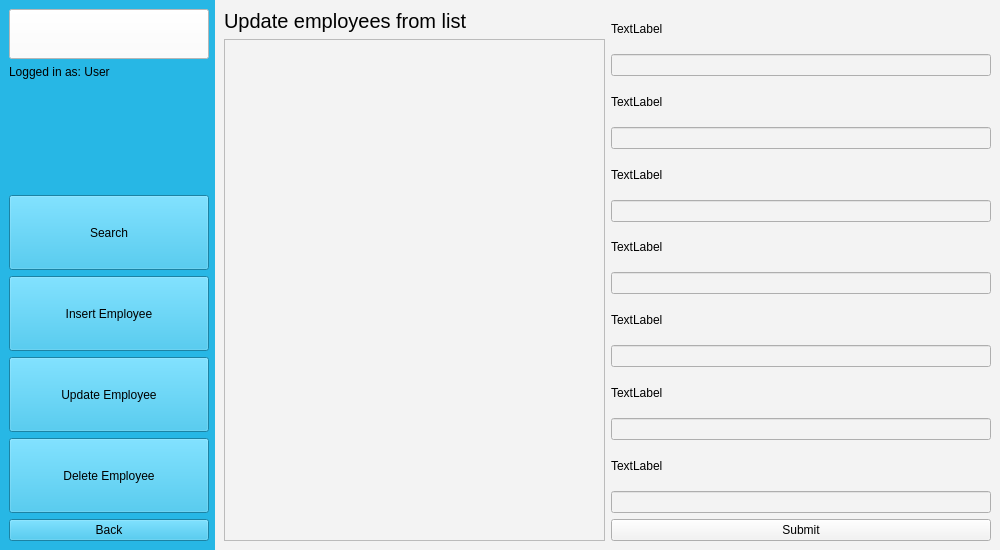
First picture: the form in EMS-App/employeeScreen.ui, repository elroydsouza/HR-ManagementSystem, before the edit.
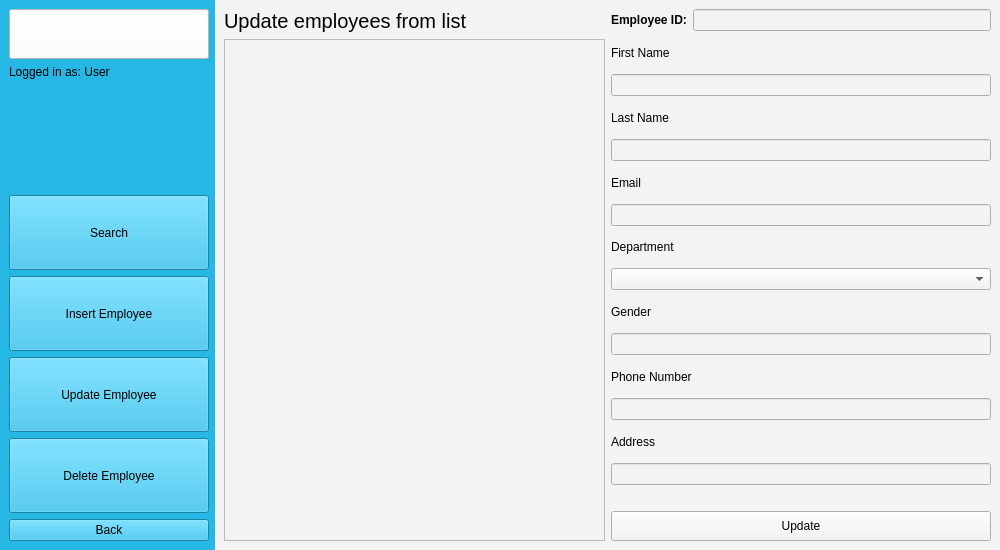
Second picture: the form after the edit.

Commit message: Added update employee functionality

Diff of the .ui file:
```diff
--- a/EMS-App/employeeScreen.ui
+++ b/EMS-App/employeeScreen.ui
@@ -836,10 +836,34 @@
          <property name="rightMargin">
           <number>0</number>
          </property>
+         <item>
+          <layout class="QHBoxLayout" name="horizontalLayout_6">
+           <item>
+            <widget class="QLabel" name="label_23">
+             <property name="font">
+              <font>
+               <weight>75</weight>
+               <bold>true</bold>
+              </font>
+             </property>
+             <property name="text">
+              <string>Employee ID:</string>
+             </property>
+            </widget>
+           </item>
+           <item>
+            <widget class="QLineEdit" name="Ule_employeeID">
+             <property name="readOnly">
+              <bool>true</bool>
+             </property>
+            </widget>
+           </item>
+          </layout>
+         </item>
          <item>
           <widget class="QLabel" name="label_12">
            <property name="text">
-            <string>TextLabel</string>
+            <string>First Name</string>
            </property>
           </widget>
          </item>
@@ -849,7 +873,7 @@
          <item>
           <widget class="QLabel" name="label_13">
            <property name="text">
-            <string>TextLabel</string>
+            <string>Last Name</string>
            </property>
           </widget>
          </item>
@@ -859,17 +883,27 @@
          <item>
           <widget class="QLabel" name="label_14">
            <property name="text">
-            <string>TextLabel</string>
+            <string>Email</string>
            </property>
           </widget>
          </item>
          <item>
-          <widget class="QLineEdit" name="lineEdit_3"/>
+          <widget class="QLineEdit" name="Ule_email"/>
+         </item>
+         <item>
+          <widget class="QLabel" name="label_18">
+           <property name="text">
+            <string>Department</string>
+           </property>
+          </widget>
+         </item>
+         <item>
+          <widget class="QComboBox" name="Ucb_department"/>
          </item>
          <item>
           <widget class="QLabel" name="label_15">
            <property name="text">
-            <string>TextLabel</string>
+            <string>Gender</string>
            </property>
           </widget>
          </item>
@@ -879,7 +913,7 @@
          <item>
           <widget class="QLabel" name="label_16">
            <property name="text">
-            <string>TextLabel</string>
+            <string>Phone Number</string>
            </property>
           </widget>
          </item>
@@ -889,7 +923,7 @@
          <item>
           <widget class="QLabel" name="label_17">
            <property name="text">
-            <string>TextLabel</string>
+            <string>Address</string>
            </property>
           </widget>
          </item>
@@ -897,19 +931,31 @@
           <widget class="QLineEdit" name="lineEdit_6"/>
          </item>
          <item>
-          <widget class="QLabel" name="label_18">
-           <property name="text">
-            <string>TextLabel</string>
+          <spacer name="verticalSpacer_11">
+           <property name="orientation">
+            <enum>Qt::Vertical</enum>
            </property>
-          </widget>
+           <property name="sizeType">
+            <enum>QSizePolicy::Fixed</enum>
+           </property>
+           <property name="sizeHint" stdset="0">
+            <size>
+             <width>20</width>
+             <height>20</height>
+            </size>
+           </property>
+          </spacer>
          </item>
          <item>
-          <widget class="QLineEdit" name="lineEdit_7"/>
-         </item>
-         <item>
-          <widget class="QPushButton" name="pushButton_2">
+          <widget class="QPushButton" name="Ubtn_update">
+           <property name="minimumSize">
+            <size>
+             <width>0</width>
+             <height>30</height>
+            </size>
+           </property>
            <property name="text">
-            <string>Submit</string>
+            <string>Update</string>
            </property>
           </widget>
          </item>
```
Left out of the diff: 10 changed lines with no effect on the pictures. The commit also changes 7 other files.
